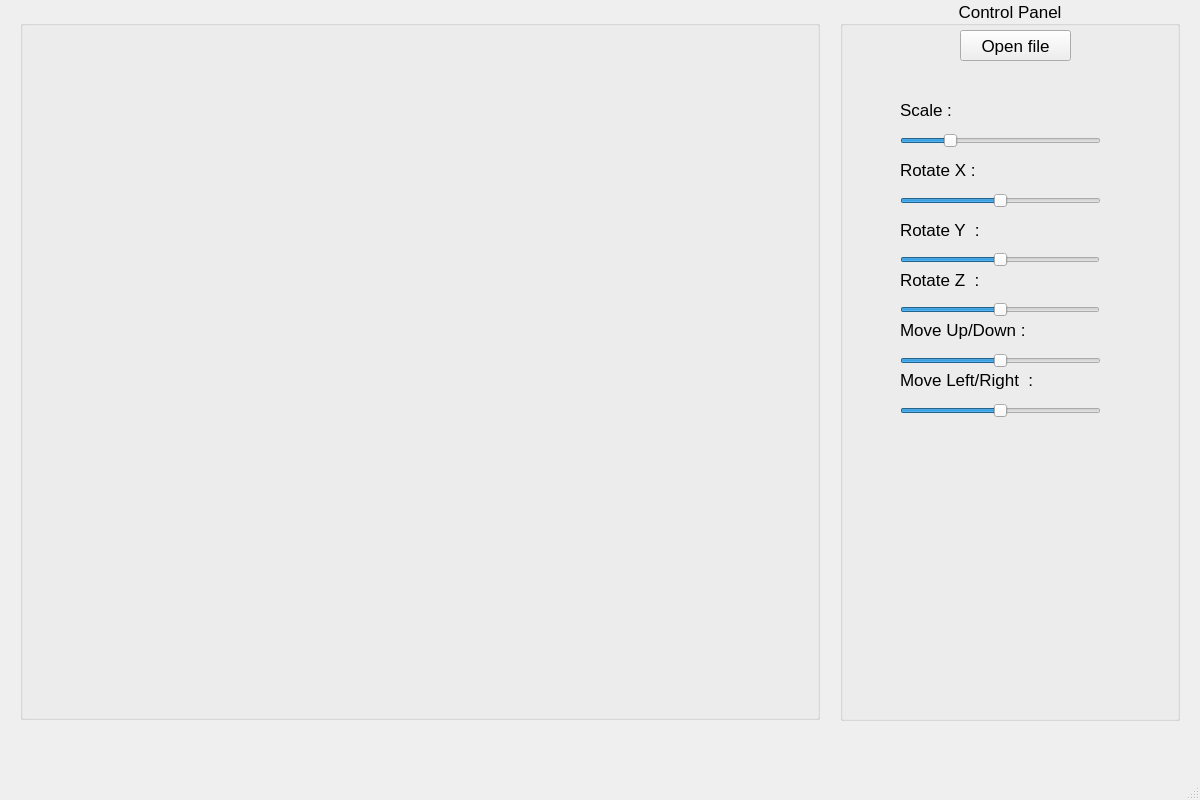
The window that 3dViewer_v.1.0/mainwindow.ui (turboswanson/basic) describes before a commit, drawn with Qt 5.
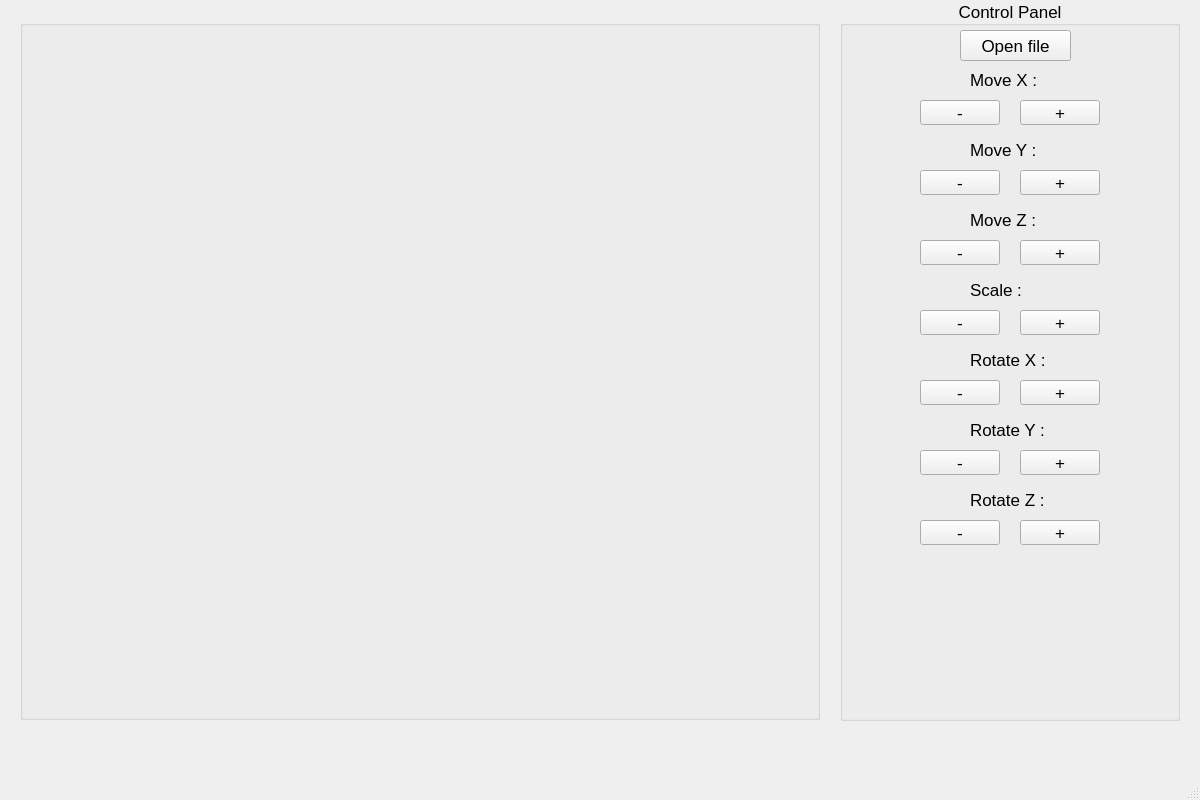
The same window after the commit.

Diff of the .ui file:
```diff
--- a/3dViewer_v.1.0/mainwindow.ui
+++ b/3dViewer_v.1.0/mainwindow.ui
@@ -72,205 +72,277 @@
       <string>Open file</string>
      </property>
     </widget>
-    <widget class="QSlider" name="scaleSlider">
+    <widget class="QLabel" name="moveXlbl">
      <property name="geometry">
       <rect>
-       <x>60</x>
-       <y>120</y>
-       <width>201</width>
-       <height>41</height>
+       <x>130</x>
+       <y>70</y>
+       <width>100</width>
+       <height>20</height>
       </rect>
      </property>
-     <property name="minimum">
-      <number>1</number>
+     <property name="text">
+      <string>Move X :</string>
      </property>
-     <property name="maximum">
-      <number>40</number>
+    </widget>
+    <widget class="QPushButton" name="moveRightX">
+     <property name="geometry">
+      <rect>
+       <x>180</x>
+       <y>100</y>
+       <width>80</width>
+       <height>25</height>
+      </rect>
      </property>
-     <property name="singleStep">
-      <number>0</number>
+     <property name="text">
+      <string>+</string>
      </property>
-     <property name="sliderPosition">
-      <number>10</number>
+    </widget>
+    <widget class="QPushButton" name="moveLeftX">
+     <property name="geometry">
+      <rect>
+       <x>80</x>
+       <y>100</y>
+       <width>80</width>
+       <height>25</height>
+      </rect>
      </property>
-     <property name="orientation">
-      <enum>Qt::Horizontal</enum>
+     <property name="text">
+      <string>-</string>
      </property>
     </widget>
-    <widget class="QSlider" name="rotationSlider">
+    <widget class="QLabel" name="moveYlbl">
      <property name="geometry">
       <rect>
-       <x>60</x>
-       <y>180</y>
-       <width>201</width>
-       <height>41</height>
+       <x>130</x>
+       <y>140</y>
+       <width>100</width>
+       <height>20</height>
       </rect>
      </property>
-     <property name="minimum">
-      <number>-360</number>
+     <property name="text">
+      <string>Move Y :</string>
      </property>
-     <property name="maximum">
-      <number>360</number>
+    </widget>
+    <widget class="QPushButton" name="moveDownY">
+     <property name="geometry">
+      <rect>
+       <x>80</x>
+       <y>170</y>
+       <width>80</width>
+       <height>25</height>
+      </rect>
      </property>
-     <property name="sliderPosition">
-      <number>0</number>
+     <property name="text">
+      <string>-</string>
      </property>
-     <property name="orientation">
-      <enum>Qt::Horizontal</enum>
-     </property>
     </widget>
-    <widget class="QSlider" name="moveSlider">
+    <widget class="QPushButton" name="moveUpY">
      <property name="geometry">
       <rect>
-       <x>60</x>
-       <y>340</y>
-       <width>201</width>
-       <height>41</height>
+       <x>180</x>
+       <y>170</y>
+       <width>80</width>
+       <height>25</height>
       </rect>
      </property>
-     <property name="minimum">
-      <number>-10</number>
+     <property name="text">
+      <string>+</string>
      </property>
-     <property name="maximum">
-      <number>10</number>
+    </widget>
+    <widget class="QLabel" name="moveZlbl">
+     <property name="geometry">
+      <rect>
+       <x>130</x>
+       <y>210</y>
+       <width>100</width>
+       <height>20</height>
+      </rect>
      </property>
-     <property name="orientation">
-      <enum>Qt::Horizontal</enum>
+     <property name="text">
+      <string>Move Z :</string>
      </property>
     </widget>
-    <widget class="QSlider" name="movelrSlider">
+    <widget class="QPushButton" name="moveBackZ">
      <property name="geometry">
       <rect>
-       <x>60</x>
-       <y>390</y>
-       <width>201</width>
-       <height>41</height>
+       <x>80</x>
+       <y>240</y>
+       <width>80</width>
+       <height>25</height>
       </rect>
      </property>
-     <property name="minimum">
-      <number>-10</number>
+     <property name="text">
+      <string>-</string>
      </property>
-     <property name="maximum">
-      <number>10</number>
+    </widget>
+    <widget class="QPushButton" name="moveForthZ">
+     <property name="geometry">
+      <rect>
+       <x>180</x>
+       <y>240</y>
+       <width>80</width>
+       <height>25</height>
+      </rect>
      </property>
-     <property name="orientation">
-      <enum>Qt::Horizontal</enum>
+     <property name="text">
+      <string>+</string>
      </property>
     </widget>
     <widget class="QLabel" name="scaleLbl">
      <property name="geometry">
       <rect>
-       <x>60</x>
-       <y>100</y>
-       <width>200</width>
+       <x>130</x>
+       <y>280</y>
+       <width>100</width>
        <height>20</height>
       </rect>
      </property>
      <property name="text">
-      <string>Scale : </string>
+      <string>Scale :</string>
      </property>
     </widget>
-    <widget class="QLabel" name="scaleLbl_2">
+    <widget class="QPushButton" name="scaleMinus">
      <property name="geometry">
       <rect>
-       <x>60</x>
-       <y>160</y>
-       <width>200</width>
-       <height>20</height>
+       <x>80</x>
+       <y>310</y>
+       <width>80</width>
+       <height>25</height>
       </rect>
      </property>
      <property name="text">
-      <string>Rotate X : </string>
+      <string>-</string>
      </property>
     </widget>
-    <widget class="QLabel" name="scaleLbl_3">
+    <widget class="QPushButton" name="scalePlus">
      <property name="geometry">
       <rect>
-       <x>60</x>
-       <y>220</y>
-       <width>200</width>
+       <x>180</x>
+       <y>310</y>
+       <width>80</width>
+       <height>25</height>
+      </rect>
+     </property>
+     <property name="text">
+      <string>+</string>
+     </property>
+    </widget>
+    <widget class="QLabel" name="rotateX">
+     <property name="geometry">
+      <rect>
+       <x>130</x>
+       <y>350</y>
+       <width>100</width>
        <height>20</height>
       </rect>
      </property>
      <property name="text">
-      <string>Rotate Y  : </string>
+      <string>Rotate X :</string>
      </property>
     </widget>
-    <widget class="QSlider" name="rotateYSlider">
+    <widget class="QPushButton" name="rotateXminus">
      <property name="geometry">
       <rect>
-       <x>60</x>
-       <y>240</y>
-       <width>200</width>
-       <height>40</height>
+       <x>80</x>
+       <y>380</y>
+       <width>80</width>
+       <height>25</height>
       </rect>
      </property>
-     <property name="minimum">
-      <number>-360</number>
+     <property name="text">
+      <string>-</string>
      </property>
-     <property name="maximum">
-      <number>360</number>
+    </widget>
+    <widget class="QPushButton" name="rotateXplus">
+     <property name="geometry">
+      <rect>
+       <x>180</x>
+       <y>380</y>
+       <width>80</width>
+       <height>25</height>
+      </rect>
      </property>
-     <property name="orientation">
-      <enum>Qt::Horizontal</enum>
+     <property name="text">
+      <string>+</string>
      </property>
     </widget>
     <widget class="QLabel" name="scaleLbl_4">
      <property name="geometry">
       <rect>
-       <x>60</x>
-       <y>270</y>
-       <width>200</width>
+       <x>130</x>
+       <y>420</y>
+       <width>100</width>
        <height>20</height>
       </rect>
      </property>
      <property name="text">
-      <string>Rotate Z  : </string>
+      <string>Rotate Y :</string>
      </property>
     </widget>
-    <widget class="QSlider" name="rotateZSlider">
+    <widget class="QPushButton" name="rotateYminus">
      <property name="geometry">
       <rect>
-       <x>60</x>
-       <y>290</y>
-       <width>200</width>
-       <height>40</height>
+       <x>80</x>
+       <y>450</y>
+       <width>80</width>
+       <height>25</height>
       </rect>
      </property>
-     <property name="minimum">
-      <number>-360</number>
+     <property name="text">
+      <string>-</string>
      </property>
-     <property name="maximum">
-      <number>360</number>
+    </widget>
+    <widget class="QPushButton" name="rotateYplus">
+     <property name="geometry">
+      <rect>
+       <x>180</x>
+       <y>450</y>
+       <width>80</width>
+       <height>25</height>
+      </rect>
      </property>
-     <property name="orientation">
-      <enum>Qt::Horizontal</enum>
+     <property name="text">
+      <string>+</string>
      </property>
     </widget>
     <widget class="QLabel" name="scaleLbl_5">
      <property name="geometry">
       <rect>
-       <x>60</x>
-       <y>320</y>
-       <width>200</width>
+       <x>130</x>
+       <y>490</y>
+       <width>100</width>
        <height>20</height>
       </rect>
      </property>
      <property name="text">
-      <string>Move Up/Down : </string>
+      <string>Rotate Z :</string>
      </property>
     </widget>
-    <widget class="QLabel" name="scaleLbl_6">
+    <widget class="QPushButton" name="rotateZminus">
      <property name="geometry">
       <rect>
-       <x>60</x>
-       <y>370</y>
-       <width>200</width>
-       <height>20</height>
+       <x>80</x>
+       <y>520</y>
+       <width>80</width>
+       <height>25</height>
       </rect>
      </property>
      <property name="text">
-      <string>Move Left/Right  : </string>
+      <string>-</string>
+     </property>
+    </widget>
+    <widget class="QPushButton" name="rotateZplus">
+     <property name="geometry">
+      <rect>
+       <x>180</x>
+       <y>520</y>
+       <width>80</width>
+       <height>25</height>
+      </rect>
+     </property>
+     <property name="text">
+      <string>+</string>
      </property>
     </widget>
    </widget>
```
Left out of the diff: 6 changed lines with no effect on the pictures.
